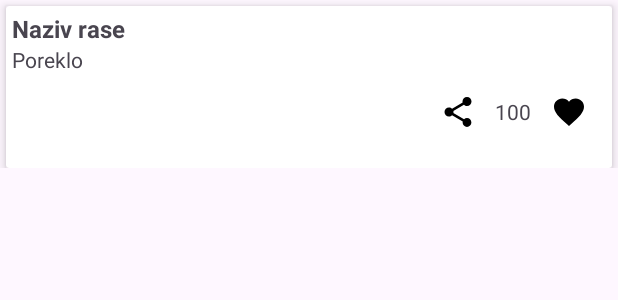
After one commit to nikolalucicc/DogBreedExplorer, an Android app built with Jetpack Compose: the layout fav_item.xml on its own in the app's theme, with its tools: preview values and no code run, on a phone screen of 412 x 824 dp. The commit adds this screen. Shown: the top 300 px of the screen. Run offline under Robolectric (Android 15) with nearby library versions, the phone set to English and light mode, and no system bars.

Commit message:
List all favorite breeds

```diff
--- a/app/src/main/java/com/dogbreedexplorer/ui/breeds/BreedsFragment.kt
+++ b/app/src/main/java/com/dogbreedexplorer/ui/breeds/BreedsFragment.kt
@@ -54,7 +54,7 @@ class BreedsFragment : Fragment() {
 
         val recyclerview: RecyclerView = view.findViewById(R.id.rvFeed)
         recyclerview.layoutManager = LinearLayoutManager(context)
-        recyclerview.isNestedScrollingEnabled()
+        recyclerview.isNestedScrollingEnabled
 
         adapter = BreedsAdapter(requireActivity(), viewModel) { breed ->
             shareBreed(breed)
--- /dev/null
+++ b/app/src/main/java/com/dogbreedexplorer/utils/model/Image.kt
@@ -0,0 +1,6 @@
+package com.dogbreedexplorer.utils.model
+
+data class Image (
+    val id: String,
+    val url: String
+)
--- /dev/null
+++ b/app/src/main/java/com/dogbreedexplorer/utils/model/dao/FavoriteDao.kt
@@ -0,0 +1,6 @@
+package com.dogbreedexplorer.utils.model.dao
+
+data class FavoriteDao(
+    val image_id: String,
+    val sub_id: String?
+)
--- /dev/null
+++ b/app/src/main/res/layout/fav_item.xml
@@ -0,0 +1,93 @@
+<?xml version="1.0" encoding="utf-8"?>
+<androidx.constraintlayout.widget.ConstraintLayout xmlns:android="http://schemas.android.com/apk/res/android"
+    xmlns:app="http://schemas.android.com/apk/res-auto"
+    xmlns:tools="http://schemas.android.com/tools"
+    android:layout_width="match_parent"
+    android:layout_height="wrap_content">
+
+    <androidx.cardview.widget.CardView
+        android:layout_width="match_parent"
+        android:layout_height="match_parent"
+        android:layout_margin="4dp"
+        android:elevation="6dp"
+        android:padding="4dp"
+        app:cardCornerRadius="2dp"
+        app:cardElevation="4dp"
+        app:layout_constraintEnd_toEndOf="parent"
+        app:layout_constraintStart_toStartOf="parent"
+        app:layout_constraintTop_toTopOf="parent"
+        android:layout_marginBottom="4dp">
+
+        <androidx.constraintlayout.widget.ConstraintLayout
+            android:layout_width="match_parent"
+            android:layout_height="match_parent"
+            android:layout_marginStart="4dp"
+            android:layout_marginEnd="4dp"
+            android:layout_marginTop="4dp"
+            android:layout_marginBottom="4dp">
+
+            <TextView
+                android:id="@+id/tvFavBreed"
+                android:layout_width="match_parent"
+                android:layout_height="wrap_content"
+                tools:ignore="MissingConstraints"
+                tools:text="Naziv rase"
+                app:layout_constraintStart_toStartOf="parent"
+                android:textSize="16dp"
+                android:textStyle="bold"/>
+
+            <TextView
+                android:id="@+id/tvFavOrigin"
+                android:layout_width="match_parent"
+                android:layout_height="wrap_content"
+                app:layout_constraintStart_toStartOf="parent"
+                app:layout_constraintTop_toBottomOf="@id/tvFavBreed"
+                tools:text="Poreklo"
+                android:textSize="14dp" />
+
+            <ImageButton
+                android:id="@+id/btnFav"
+                android:layout_width="50dp"
+                android:layout_height="50dp"
+                android:layout_gravity="end"
+                android:src="@drawable/baseline_favorite_24"
+                android:background="@color/white"
+                app:layout_constraintEnd_toEndOf="parent"
+                tools:ignore="MissingConstraints"
+                app:layout_constraintTop_toBottomOf="@id/tvFavOrigin"/>
+
+            <ImageButton
+                android:id="@+id/favShare"
+                android:layout_width="50dp"
+                android:layout_height="50dp"
+                android:layout_gravity="end"
+                android:src="@drawable/baseline_share_24"
+                android:background="@color/white"
+                app:layout_constraintEnd_toStartOf="@id/tvFavNumberOfVotes"
+                tools:ignore="MissingConstraints"
+                app:layout_constraintTop_toBottomOf="@id/tvFavOrigin"/>
+
+            <TextView
+                android:id="@+id/tvFavNumberOfVotes"
+                android:layout_width="wrap_content"
+                android:layout_height="30dp"
+                android:gravity="end"
+                android:layout_marginTop="15dp"
+                app:layout_constraintEnd_toStartOf="@id/btnFav"
+                app:layout_constraintTop_toBottomOf="@id/tvFavOrigin"
+                android:text="100"
+                android:textSize="14dp"/>
+
+            <ImageView
+                android:id="@+id/ivFavBreedImage"
+                android:layout_width="0dp"
+                android:layout_height="200dp"
+                android:visibility="invisible"
+                app:layout_constraintStart_toStartOf="parent"
+                app:layout_constraintEnd_toEndOf="parent"
+                app:layout_constraintTop_toTopOf="parent"
+                app:layout_constraintBottom_toTopOf="@id/tvFavBreed" />
+        </androidx.constraintlayout.widget.ConstraintLayout>
+
+    </androidx.cardview.widget.CardView>
+</androidx.constraintlayout.widget.ConstraintLayout>
--- a/app/src/main/res/navigation/nav_graph.xml
+++ b/app/src/main/res/navigation/nav_graph.xml
@@ -33,7 +33,7 @@
         android:id="@+id/favorite_fragment"
         android:name="com.dogbreedexplorer.ui.favorite.FavoriteFragment"
         android:label="fragment_liked_fragment"
-        tools:layout="@layout/fragment_liked">
+        tools:layout="@layout/fragment_favorite">
         <action
             android:id="@+id/action_liked_fragment_to_home_fragment"
             app:destination="@id/breeds_fragment" />
```
Also changed, not shown: app/src/main/java/com/dogbreedexplorer/app/App.kt (+6 -1 lines), app/src/main/java/com/dogbreedexplorer/db/AppDatabase.kt (+7 -7 lines), app/src/main/java/com/dogbreedexplorer/db/dao/BreedDao.kt (+7 -0 lines), app/src/main/java/com/dogbreedexplorer/module/modules.kt (+21 -0 lines), app/src/main/java/com/dogbreedexplorer/repository/local/LocalBreedRepository.kt (+10 -0 lines), app/src/main/java/com/dogbreedexplorer/ui/favorite/FavoriteAdapter.kt (added, +111 -0 lines), app/src/main/java/com/dogbreedexplorer/ui/favorite/FavoriteFragment.kt (+68 -6 lines), app/src/main/java/com/dogbreedexplorer/ui/favorite/FavoriteViewModel.kt (added, +80 -0 lines), app/src/main/java/com/dogbreedexplorer/utils/converter/ImageConverter.kt (added, +19 -0 lines), app/src/main/java/com/dogbreedexplorer/utils/model/Favorite.kt (added, +14 -0 lines), app/src/main/res/layout/fragment_favorite.xml (added, +25 -0 lines), app/src/main/res/layout/fragment_liked.xml (deleted, +0 -15 lines).
